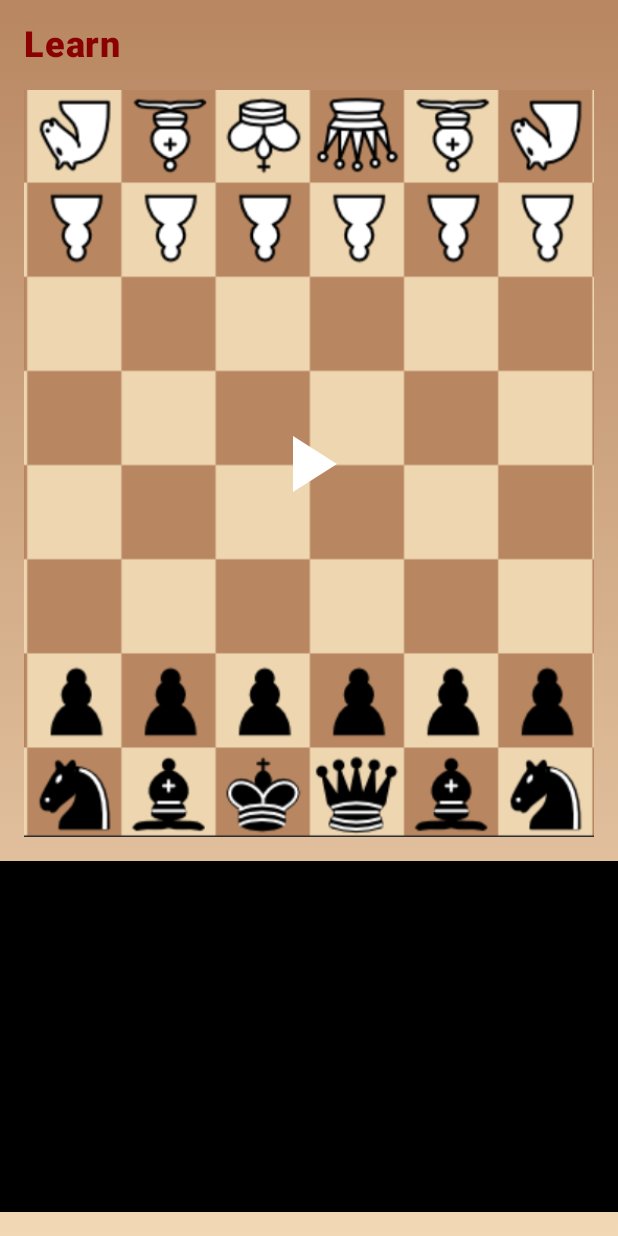
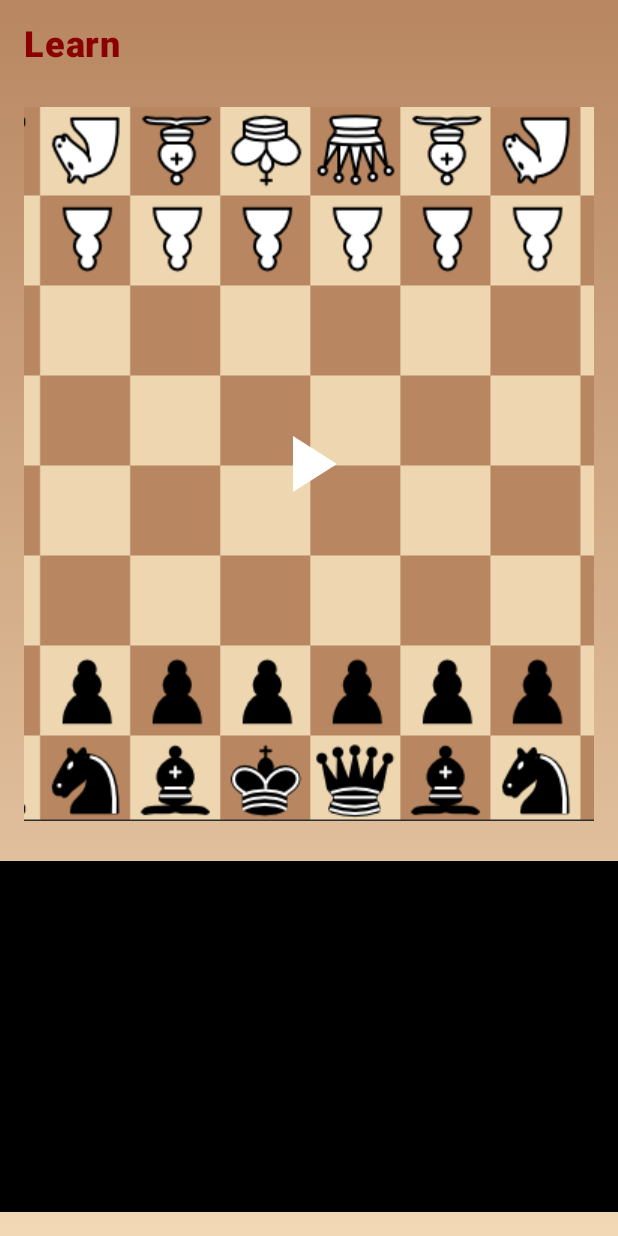
Before and after one commit to noname6962/ChessDuo-3.0.0, an Android app built with Jetpack Compose: the composable VideoScreen called with empty values, on a phone screen of 412 x 824 dp. Run offline under Robolectric (Android 15) with nearby library versions, the light colour scheme and no system bars.

Commit message:
woking navigation main -> video

```diff
--- a/app/src/main/java/com/example/chessduo_300/view/VideoScreen.kt
+++ b/app/src/main/java/com/example/chessduo_300/view/VideoScreen.kt
@@ -63,7 +63,7 @@ fun VideoScreen(title: String, videoUrl: String) {
                 painter = painterResource(id = R.drawable.chessboard_placeholder), // replace with your drawable
                 contentDescription = "Chessboard",
                 contentScale = ContentScale.Crop,
-                modifier = Modifier.fillMaxSize()
+                modifier = Modifier.fillMaxWidth()
             )
 
             Icon(
@@ -79,7 +79,7 @@ fun VideoScreen(title: String, videoUrl: String) {
             factory = { context ->
                 PlayerView(context).apply {
                     player = ExoPlayer.Builder(context).build().apply {
-                        val mediaItem = MediaItem.fromUri(videoUrl) // ✅ CORRECT
+                        val mediaItem = MediaItem.fromUri(videoUrl)
                         setMediaItem(mediaItem)
                         prepare()
                         playWhenReady = true
--- a/app/src/main/java/com/example/chessduo_300/view_model/MainViewModel.kt
+++ b/app/src/main/java/com/example/chessduo_300/view_model/MainViewModel.kt
@@ -1,4 +1,4 @@
-package com.example.chessduo_300.view_model
+package com.example.chessduo_300.viewmodel
 
 import androidx.lifecycle.ViewModel
 import com.example.chessduo_300.R
@@ -7,9 +7,10 @@ import kotlinx.coroutines.flow.MutableStateFlow
 import kotlinx.coroutines.flow.StateFlow
 
 class MainViewModel : ViewModel() {
+
     private val _openings = MutableStateFlow(
         listOf(
-            ChessOpening("French Defense", R.drawable.italian, "https://www.youtube.com/watch?v=4gUeyNkGE3g&ab_channel=PhilippLackner"),
+            ChessOpening("French Defense", R.drawable.italian, "https://media.chesscomfiles.com/videos/square/ENG-OPN_French-3Nc3_s01.mp4"),
             ChessOpening("Ruy Lopez Opening", R.drawable.ruy_lopez, "https://media.chesscomfiles.com/videos/square/POL-ADV-popular-1e4-openings-ruylopez-italian-scotch-r3m.mp4"),
             ChessOpening("Caro-Kann Defense", R.drawable.caro, "https://media.chesscomfiles.com/videos/square/ENG-OPN_Caro-Kann_n9v.mp4"),
             ChessOpening("Scilian Defense", R.drawable.sicilian, "https://media.chesscomfiles.com/videos/square/POL-ADV-popular-1e4-openings-sicilian-defense-x9z.mp4")
```
Also changed, not shown: app/src/main/java/com/example/chessduo_300/MainActivity.kt (+17 -11 lines), app/src/main/java/com/example/chessduo_300/model/Screen.kt (deleted, +0 -7 lines), app/src/main/java/com/example/chessduo_300/view/MainScreen.kt (+5 -3 lines).
